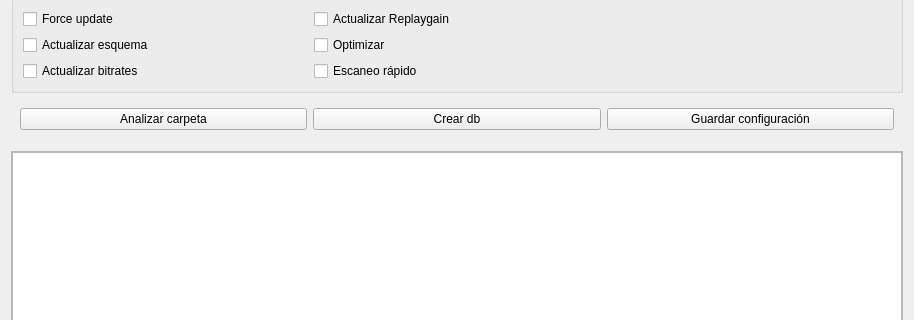
Above: ui/base_datos/db_creator_base.ui from volteret4/mfuz before the change; both pictures show x 0 to 914 and y 215 to 535 of the 914 by 704 pixel window. Below: the same form after it.
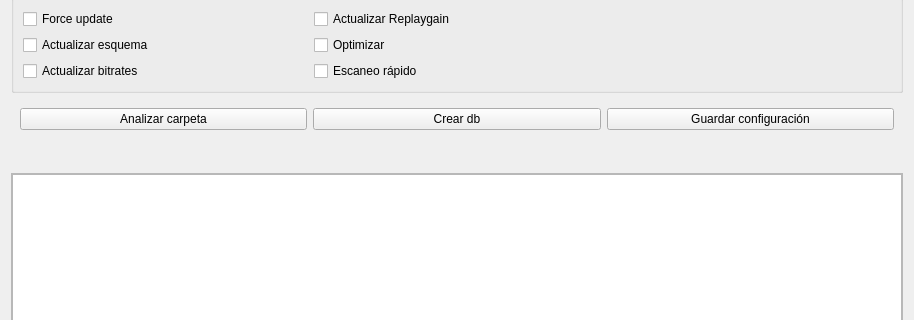
That is the form after the change. Icons and pictures are not drawn.

Diff of the .ui file:
```diff
--- a/ui/base_datos/db_creator_base.ui
+++ b/ui/base_datos/db_creator_base.ui
@@ -860,17 +860,30 @@
        <widget class="QWidget" name="widget_2" native="true">
         <layout class="QHBoxLayout" name="horizontalLayout_12">
          <property name="leftMargin">
-          <number>0</number>
+          <number>6</number>
          </property>
          <property name="topMargin">
-          <number>0</number>
+          <number>4</number>
          </property>
          <property name="rightMargin">
-          <number>0</number>
+          <number>6</number>
          </property>
          <property name="bottomMargin">
-          <number>0</number>
+          <number>4</number>
          </property>
+         <item>
+          <widget class="QLabel" name="step_description_label">
+           <property name="text">
+            <string/>
+           </property>
+           <property name="alignment">
+            <set>Qt::AlignmentFlag::AlignLeft|Qt::AlignmentFlag::AlignVCenter</set>
+           </property>
+           <property name="wordWrap">
+            <bool>true</bool>
+           </property>
+          </widget>
+         </item>
         </layout>
        </widget>
       </item>
```
